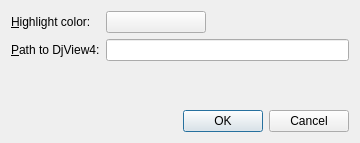
First picture: the form in src/preferencesdialog.ui, repository jsbien/djview-poliqarp_fork, before the edit.
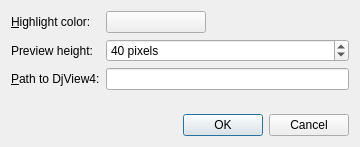
Second picture: the form after the edit.

Commit message: Make preview height configurable. Closes #42.

```diff
--- a/src/preferencesdialog.ui
+++ b/src/preferencesdialog.ui
@@ -7,7 +7,7 @@
     <x>0</x>
     <y>0</y>
     <width>359</width>
-    <height>143</height>
+    <height>147</height>
    </rect>
   </property>
   <property name="windowTitle">
@@ -40,7 +40,7 @@
      </property>
     </widget>
    </item>
-   <item row="1" column="0">
+   <item row="2" column="0">
     <widget class="QLabel" name="label">
      <property name="text">
       <string>&amp;Path to DjView4:</string>
@@ -50,7 +50,7 @@
      </property>
     </widget>
    </item>
-   <item row="3" column="0" colspan="2">
+   <item row="4" column="0" colspan="2">
     <widget class="QDialogButtonBox" name="buttonBox">
      <property name="orientation">
       <enum>Qt::Horizontal</enum>
@@ -60,7 +60,7 @@
      </property>
     </widget>
    </item>
-   <item row="2" column="0" colspan="2">
+   <item row="3" column="0" colspan="2">
     <spacer name="verticalSpacer">
      <property name="orientation">
       <enum>Qt::Vertical</enum>
@@ -73,13 +73,39 @@
      </property>
     </spacer>
    </item>
-   <item row="1" column="1">
+   <item row="2" column="1">
     <widget class="QLineEdit" name="pathEdit">
      <property name="text">
       <string/>
      </property>
     </widget>
    </item>
+   <item row="1" column="0">
+    <widget class="QLabel" name="label_2">
+     <property name="text">
+      <string>Preview height:</string>
+     </property>
+    </widget>
+   </item>
+   <item row="1" column="1">
+    <widget class="QSpinBox" name="previewHeightSpin">
+     <property name="suffix">
+      <string> pixels</string>
+     </property>
+     <property name="minimum">
+      <number>20</number>
+     </property>
+     <property name="maximum">
+      <number>160</number>
+     </property>
+     <property name="singleStep">
+      <number>10</number>
+     </property>
+     <property name="value">
+      <number>40</number>
+     </property>
+    </widget>
+   </item>
   </layout>
  </widget>
  <tabstops>
```
Left out of the diff: 1 changed line with no effect on the pictures. The commit also changes 8 other files.
